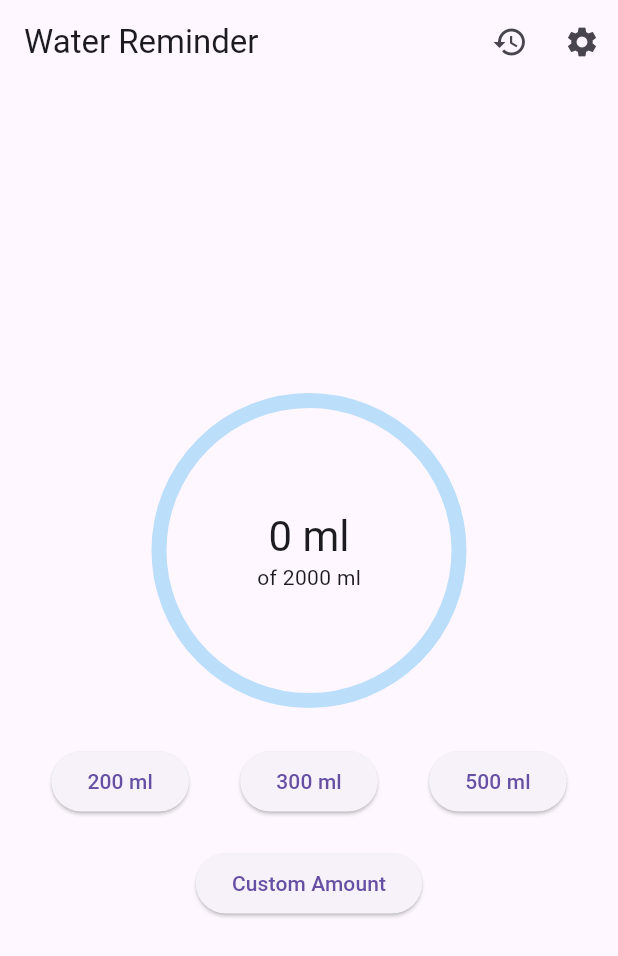
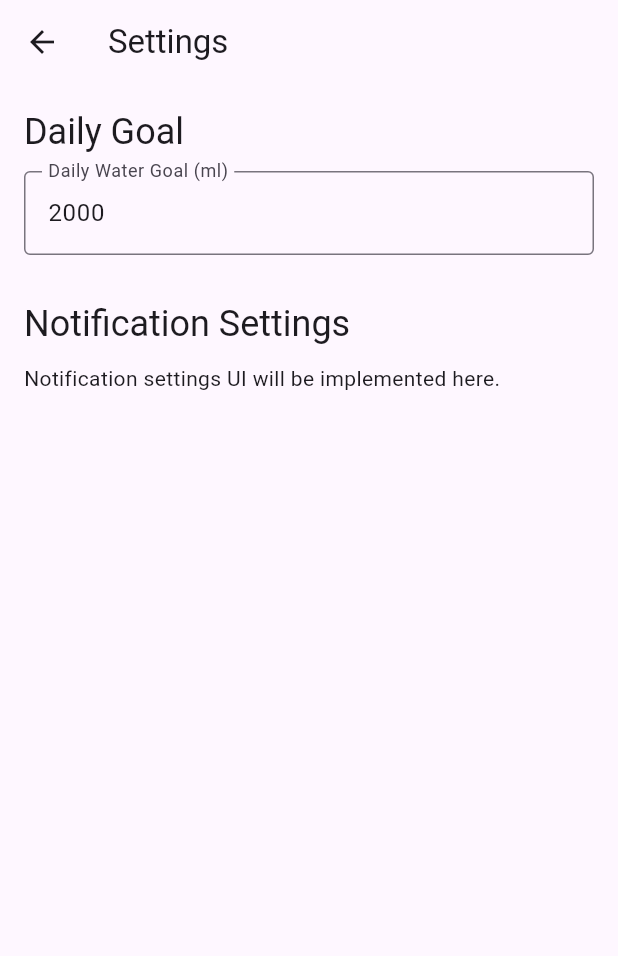
Before and after one commit to ijaz-at-studio93/water_reminder, a Flutter app: the screen it shows after launch, after a tap on the "settings" icon, on a phone screen of 412 x 824 dp. Shown: the top 956 px of the screen. Run offline on Flutter 3.47's test engine with Material 3 defaults, Android fonts, the phone set to English and light mode, and no system bars; our stand-ins replace flutter_local_notifications, hive, hive_flutter, shared_preferences, timezone; accounts and stored records are empty.

Commit message:
feat: Implement Settings Screen UI (Phase 5)
This commit completes Phase 5 of the water reminder application development.

Key changes include:
- Created the `SettingsScreen` widget to allow users to edit their daily water intake goal.
- Added navigation from the `AppBar` of `HomeScreen` to access the `SettingsScreen`.
- Included a placeholder for future notification settings UI in `SettingsScreen`.
- Connected the `SettingsScreen` UI to `SettingsService` to display and update the daily goal.
- Updated `IMPLEMENTATION.md` to reflect the completed tasks and journal entries for Phase 5.

```diff
--- a/lib/screens/home_screen.dart
+++ b/lib/screens/home_screen.dart
@@ -3,6 +3,7 @@ import 'package:provider/provider.dart';
 import 'package:water_reminder/services/settings_service.dart';
 import 'package:water_reminder/services/water_service.dart';
 import 'package:water_reminder/screens/history_screen.dart';
+import 'package:water_reminder/screens/settings_screen.dart';
 
 class HomeScreen extends StatelessWidget {
   const HomeScreen({super.key});
@@ -25,7 +26,10 @@ class HomeScreen extends StatelessWidget {
           IconButton(
             icon: const Icon(Icons.settings),
             onPressed: () {
-              // TODO: Navigate to settings screen
+              Navigator.push(
+                context,
+                MaterialPageRoute(builder: (context) => const SettingsScreen()),
+              );
             },
           ),
         ],
--- /dev/null
+++ b/lib/screens/settings_screen.dart
@@ -0,0 +1,85 @@
+
+import 'package:flutter/material.dart';
+import 'package:provider/provider.dart';
+import 'package:water_reminder/services/settings_service.dart';
+
+class SettingsScreen extends StatefulWidget {
+  const SettingsScreen({super.key});
+
+  @override
+  State<SettingsScreen> createState() => _SettingsScreenState();
+}
+
+class _SettingsScreenState extends State<SettingsScreen> {
+  late TextEditingController _dailyGoalController;
+
+  @override
+  void initState() {
+    super.initState();
+    _dailyGoalController = TextEditingController();
+  }
+
+  @override
+  void didChangeDependencies() {
+    super.didChangeDependencies();
+    final settingsService = Provider.of<SettingsService>(context, listen: false);
+    _dailyGoalController.text = settingsService.userSettings.dailyGoal.toString();
+  }
+
+  @override
+  void dispose() {
+    _dailyGoalController.dispose();
+    super.dispose();
+  }
+
+  @override
+  Widget build(BuildContext context) {
+    return Scaffold(
+      appBar: AppBar(
+        title: const Text('Settings'),
+      ),
+      body: Consumer<SettingsService>(
+        builder: (context, settingsService, child) {
+          return Padding(
+            padding: const EdgeInsets.all(16.0),
+            child: Column(
+              crossAxisAlignment: CrossAxisAlignment.start,
+              children: [
+                Text(
+                  'Daily Goal',
+                  style: Theme.of(context).textTheme.headlineSmall,
+                ),
+                const SizedBox(height: 10),
+                TextField(
+                  controller: _dailyGoalController,
+                  keyboardType: TextInputType.number,
+                  decoration: const InputDecoration(
+                    labelText: 'Daily Water Goal (ml)',
+                    border: OutlineInputBorder(),
+                  ),
+                  onSubmitted: (value) {
+                    final newGoal = int.tryParse(value);
+                    if (newGoal != null && newGoal > 0) {
+                      settingsService.updateDailyGoal(newGoal);
+                      ScaffoldMessenger.of(context).showSnackBar(
+                        const SnackBar(content: Text('Daily goal updated!')),
+                      );
+                    }
+                  },
+                ),
+                const SizedBox(height: 30),
+                Text(
+                  'Notification Settings',
+                  style: Theme.of(context).textTheme.headlineSmall,
+                ),
+                const SizedBox(height: 10),
+                // TODO: Implement notification settings UI
+                const Text('Notification settings UI will be implemented here.'),
+              ],
+            ),
+          );
+        },
+      ),
+    );
+  }
+}
```
Also changed, not shown: 1 other file.
